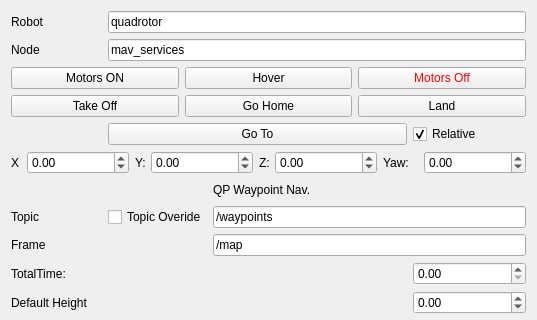
Above: waypoint_navigation_plugin/ui/WaypointNavigation.ui from arplaboratory/waypoint_navigation_plugin before the change; both pictures show x 0 to 537 and y 0 to 320 of the 537 by 754 pixel window. Below: the same form after it.
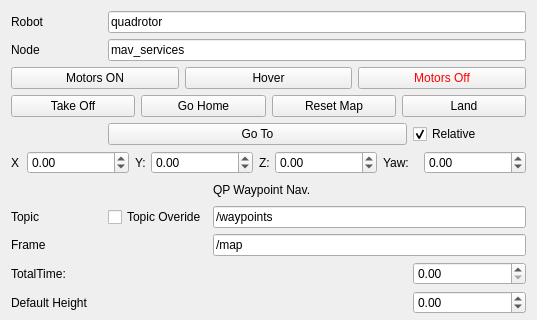
That is the form after the change.

Patch:
```diff
--- a/waypoint_navigation_plugin/ui/WaypointNavigation.ui
+++ b/waypoint_navigation_plugin/ui/WaypointNavigation.ui
@@ -443,6 +443,13 @@
        </property>
       </widget>
      </item>
+     <item>
+      <widget class="QPushButton" name="reset_map">
+       <property name="text">
+        <string>Reset Map</string>
+       </property>
+      </widget>
+     </item>
      <item>
       <widget class="QPushButton" name="land_push_button">
        <property name="text">
```
